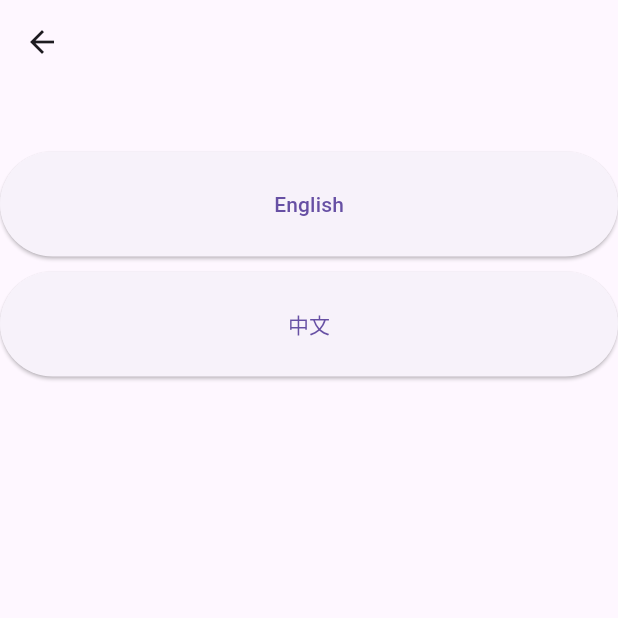
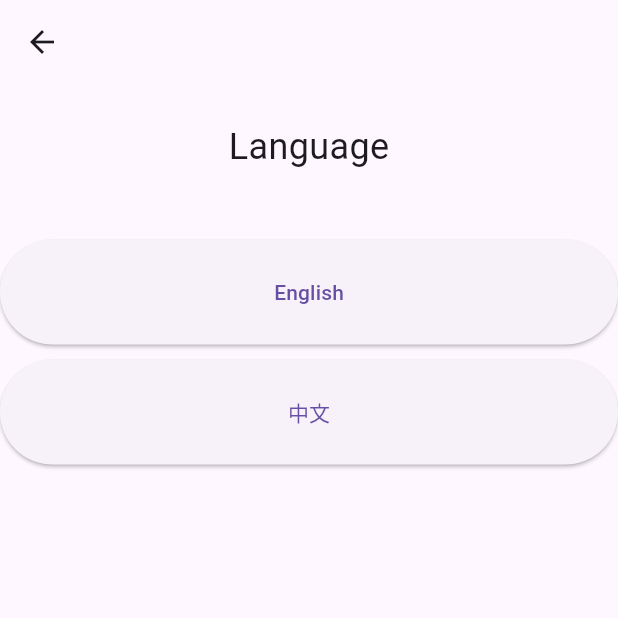
Before and after one commit to axelhallsenius/hercules, a Flutter app: the LanguagePage screen opened directly, on a phone screen of 412 x 824 dp, the top half of it. Run offline on Flutter 3.47's test engine with Material 3 defaults, Android fonts, the phone set to English and light mode, and no system bars.

Commit message:
Update language selection UI in LanguagePage.dart

```diff
--- a/lib/pages/language_page.dart
+++ b/lib/pages/language_page.dart
@@ -30,6 +30,13 @@ class LanguagePageState extends State<LanguagePage> {
       appBar: AppBar(),
       body: ListView(
         children: <Widget>[
+          Column(
+            children: <Widget>[
+              Padding(
+                padding: EdgeInsets.only(
+                    top: MediaQuery.of(context).size.height * 0.03),
+                child: Text('Language', style: TextStyle(fontSize: 24)),
+              ),
               SizedBox(height: 45),
               CustomElevatedButton(
                 text: 'English',
@@ -44,6 +51,9 @@ class LanguagePageState extends State<LanguagePage> {
                   languageProvider.setLocale('zh');
                 },
               ),
+              SizedBox(height: 10),
+            ],
+          ),
         ],
       ),
     );
```
Lines whose indentation alone changed are shown as unchanged.
